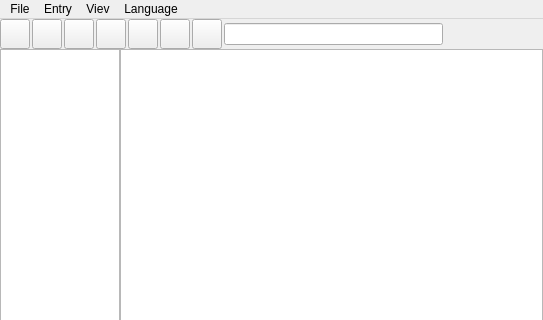
The window that mainwindow.ui (sochok222/RadikPass) describes before a commit, drawn with Qt 5; both pictures show x 0 to 543 and y 0 to 320 of the 543 by 557 pixel window.
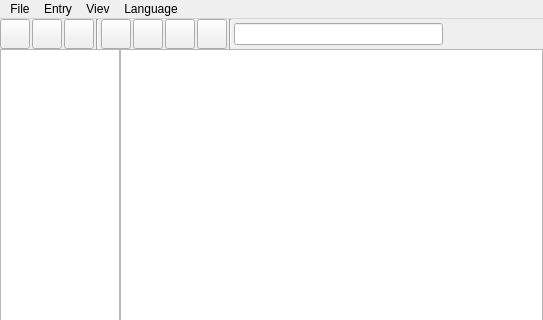
The same window after the commit. Icons and pictures are not drawn.

Patch:
```diff
--- a/mainwindow.ui
+++ b/mainwindow.ui
@@ -184,6 +184,13 @@
         </property>
        </widget>
       </item>
+      <item>
+       <widget class="Line" name="line">
+        <property name="orientation">
+         <enum>Qt::Orientation::Vertical</enum>
+        </property>
+       </widget>
+      </item>
       <item>
        <widget class="QPushButton" name="buttonAddEntry">
         <property name="sizePolicy">
@@ -296,6 +303,13 @@
         </property>
        </widget>
       </item>
+      <item>
+       <widget class="Line" name="line_2">
+        <property name="orientation">
+         <enum>Qt::Orientation::Vertical</enum>
+        </property>
+       </widget>
+      </item>
       <item>
        <widget class="QLineEdit" name="searchBar"/>
       </item>
```
